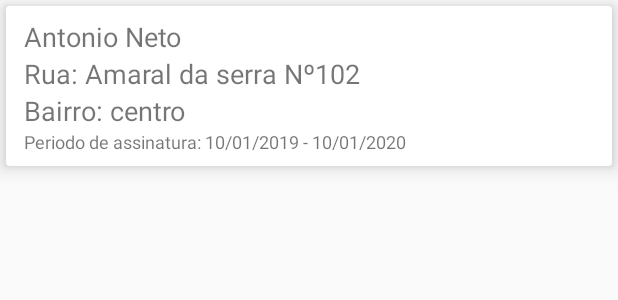
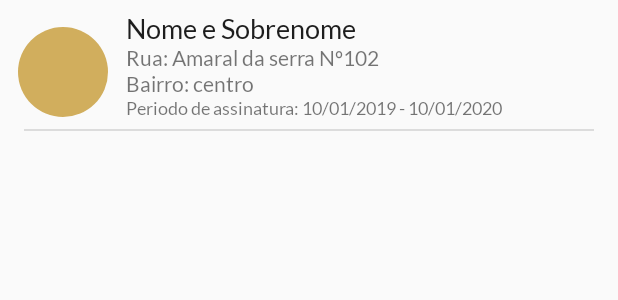
Before and after one commit to Antonioz98/Entrega-Agil, an Android app: the layout item_assinante.xml on its own in the app's theme, with its tools: preview values and no code run, on a phone screen of 412 x 824 dp. Shown: the top 300 px of the screen. Run offline under Robolectric (Android 15) with nearby library versions, the phone set to English and light mode, and no system bars.

Commit message:
sexto termo

```diff
--- a/app/build.gradle
+++ b/app/build.gradle
@@ -32,6 +32,7 @@ dependencies {
     implementation 'androidx.appcompat:appcompat:1.1.0'
     implementation 'androidx.core:core-ktx:1.1.0'
     implementation 'androidx.constraintlayout:constraintlayout:1.1.3'
+    implementation 'com.amulyakhare:com.amulyakhare.textdrawable:1.0.1'
     testImplementation 'junit:junit:4.12'
     androidTestImplementation 'androidx.test.ext:junit:1.1.1'
     androidTestImplementation 'androidx.test.espresso:espresso-core:3.2.0'
--- /dev/null
+++ b/app/src/main/res/drawable/background_redondo_amarelo.xml
@@ -0,0 +1,8 @@
+<?xml version="1.0" encoding="utf-8"?>
+<selector xmlns:android="http://schemas.android.com/apk/res/android">
+    <item android:id="@android:id/background">
+        <shape android:shape="oval">
+            <solid android:color="#D1AE5D"/>
+        </shape>
+    </item>
+</selector>
--- a/app/src/main/res/layout/item_assinante.xml
+++ b/app/src/main/res/layout/item_assinante.xml
@@ -1,39 +1,44 @@
-<?xml version="1.0" encoding="utf-8"?>
-<androidx.cardview.widget.CardView xmlns:android="http://schemas.android.com/apk/res/android"
+<androidx.constraintlayout.widget.ConstraintLayout xmlns:android="http://schemas.android.com/apk/res/android"
     xmlns:app="http://schemas.android.com/apk/res-auto"
     xmlns:tools="http://schemas.android.com/tools"
     android:layout_width="match_parent"
     android:layout_height="wrap_content"
     android:orientation="vertical"
-    android:layout_margin="4dp"
-    app:cardElevation="8dp">
-
-    <androidx.constraintlayout.widget.ConstraintLayout
-        android:layout_width="match_parent"
-        android:layout_height="match_parent"
-        android:orientation="vertical"
     android:paddingStart="12dp"
     android:paddingTop="8dp"
-        android:paddingEnd="12dp"
-        android:paddingBottom="8dp">
+    android:paddingEnd="12dp">
+
+    <ImageView
+        android:id="@+id/assinante_inicial"
+        android:layout_width="60dp"
+        android:layout_height="60dp"
+        tools:background="@drawable/background_redondo_amarelo"
+        app:layout_constraintBottom_toBottomOf="parent"
+        app:layout_constraintStart_toStartOf="parent"
+        app:layout_constraintTop_toTopOf="parent" />
 
     <TextView
         android:id="@+id/assinantes_nome"
         android:layout_width="0dp"
         android:layout_height="wrap_content"
+        android:layout_marginStart="12dp"
+        android:fontFamily="@font/lato"
+        android:textColor="@color/pretoClaro"
         android:textSize="18sp"
         app:layout_constraintEnd_toEndOf="parent"
-            app:layout_constraintStart_toStartOf="parent"
+        app:layout_constraintStart_toEndOf="@id/assinante_inicial"
         app:layout_constraintTop_toTopOf="parent"
-            tools:text="Antonio Neto" />
+        tools:text="Nome e Sobrenome" />
 
     <TextView
         android:id="@+id/assinante_endereco"
         android:layout_width="0dp"
         android:layout_height="wrap_content"
-            android:textSize="18sp"
+        android:layout_marginStart="12dp"
+        android:fontFamily="@font/lato"
+        android:textSize="14sp"
         app:layout_constraintEnd_toEndOf="parent"
-            app:layout_constraintStart_toStartOf="parent"
+        app:layout_constraintStart_toEndOf="@id/assinante_inicial"
         app:layout_constraintTop_toBottomOf="@id/assinantes_nome"
         tools:text="Rua: Amaral da serra Nº102" />
 
@@ -41,9 +46,11 @@
         android:id="@+id/assinante_bairro"
         android:layout_width="0dp"
         android:layout_height="wrap_content"
-            android:textSize="18sp"
+        android:layout_marginStart="12dp"
+        android:fontFamily="@font/lato"
+        android:textSize="14sp"
         app:layout_constraintEnd_toEndOf="parent"
-            app:layout_constraintStart_toStartOf="parent"
+        app:layout_constraintStart_toEndOf="@id/assinante_inicial"
         app:layout_constraintTop_toBottomOf="@id/assinante_endereco"
         tools:text="Bairro: centro" />
 
@@ -51,10 +58,25 @@
         android:id="@+id/assinante_perido_assinatura"
         android:layout_width="0dp"
         android:layout_height="wrap_content"
+        android:layout_marginStart="12dp"
+        android:fontFamily="@font/lato"
+        android:paddingBottom="8dp"
         android:textSize="12sp"
         app:layout_constraintEnd_toEndOf="parent"
-            app:layout_constraintStart_toStartOf="parent"
+        app:layout_constraintStart_toEndOf="@id/assinante_inicial"
         app:layout_constraintTop_toBottomOf="@id/assinante_bairro"
         tools:text="Periodo de assinatura: 10/01/2019 - 10/01/2020" />
+
+    <View
+        android:id="@+id/divider"
+        android:layout_width="0dp"
+        android:layout_height="1dp"
+        android:layout_marginStart="4dp"
+        android:layout_marginEnd="4dp"
+        android:background="?android:attr/listDivider"
+        app:layout_constraintBottom_toBottomOf="parent"
+        app:layout_constraintEnd_toEndOf="parent"
+        app:layout_constraintStart_toStartOf="parent" />
+
+
 </androidx.constraintlayout.widget.ConstraintLayout>
-</androidx.cardview.widget.CardView>
--- a/app/src/main/res/values/colors.xml
+++ b/app/src/main/res/values/colors.xml
@@ -18,6 +18,7 @@
     <color name="verdeAgua">#0BBF7C</color>
     <color name="azul">#009AFF</color>
     <color name="amarelo">#FFD600</color>
+    <color name="amareloClaro">#D1AE5D</color>
     <color name="amareloEscuro">#E2B500</color>
     <color name="laranja">#FF7031</color>
 
--- a/build.gradle
+++ b/build.gradle
@@ -19,7 +19,9 @@ allprojects {
     repositories {
         google()
         jcenter()
-
+        maven {
+            url 'http://dl.bintray.com/amulyakhare/maven'
+        }
     }
 }
 
```
Also changed, not shown: app/src/main/java/com/antonio/entregaagil/ui/adapter/viewholder/AssinantesViewHolder.kt (+8 -0 lines), app/src/main/res/drawable/background_redondo_azul.xml (added, +8 -0 lines), app/src/main/res/drawable/background_redondo_roxo.xml (added, +8 -0 lines), app/src/main/res/drawable/background_redondo_vermelho.xml (added, +8 -0 lines), 2 other files. Lines whose indentation alone changed are shown as unchanged.
